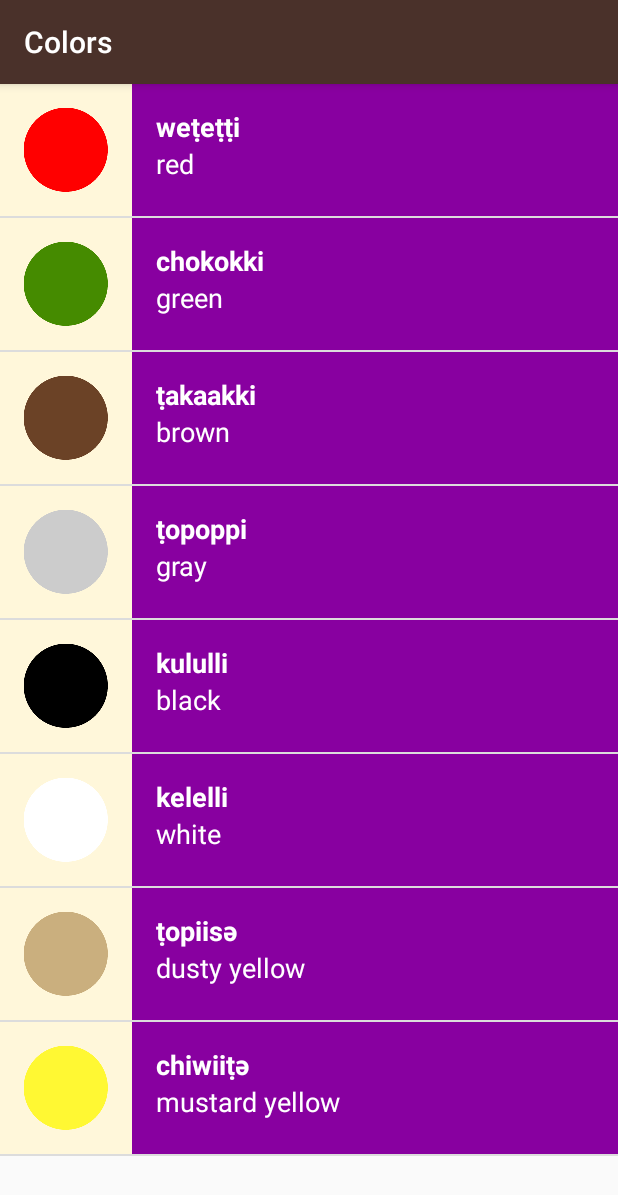
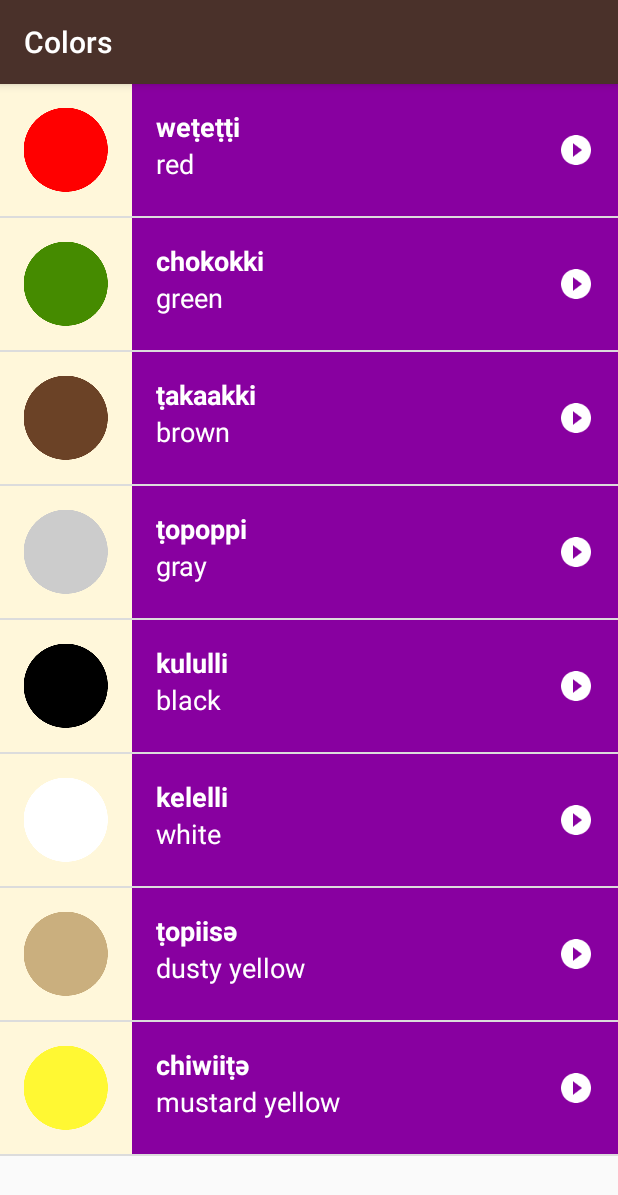
Before and after one commit to shahed21/Miwok, an Android app: the ColorsActivity screen opened directly, with no data from a screen before it, on a phone screen of 412 x 824 dp. Shown: the top 1195 px of the screen. Run offline under Robolectric (Android 15) with nearby library versions, the phone set to English and light mode, and no system bars.

Commit message:
Added Play Button
Signed-off-by: Shahed Rahim <shahed21@gmail.com>

```diff
--- a/app/src/main/res/layout/list_item.xml
+++ b/app/src/main/res/layout/list_item.xml
@@ -12,14 +12,20 @@
         android:id="@+id/word_icon"
         android:layout_width="@dimen/list_image_width"
         android:layout_height="@dimen/list_image_height"
+        android:contentDescription="@string/content_description_word_image"
         android:src="@mipmap/ic_launcher" />
 
     <LinearLayout
         android:id="@+id/text_container"
         android:layout_width="match_parent"
+        android:gravity="center"
+        android:layout_height="match_parent">
+        <LinearLayout
+            android:layout_width="0dp"
             android:layout_height="match_parent"
+            android:layout_weight="1"
             android:orientation="vertical"
-        android:paddingLeft="16dp">
+            android:paddingLeft="@dimen/activity_horizontal_padding">
 
             <TextView
                 android:id="@+id/miwok_text_view"
@@ -39,4 +45,12 @@
                 android:textAppearance="?android:textAppearanceMedium"
                 tools:text="one" />
         </LinearLayout>
+        <ImageView
+            android:id="@+id/play_button_icon"
+            android:layout_width="wrap_content"
+            android:layout_height="wrap_content"
+            android:contentDescription="@string/content_description_audio_button"
+            android:paddingRight="@dimen/activity_horizontal_padding"
+            android:src="@drawable/ic_play_button" />
     </LinearLayout>
+</LinearLayout>
--- a/app/src/main/res/values/dimens.xml
+++ b/app/src/main/res/values/dimens.xml
@@ -2,6 +2,10 @@
     <dimen name="list_item_height">88dp</dimen>
     <dimen name="list_image_height">88dp</dimen>
     <dimen name="list_image_width">88dp</dimen>
+    <dimen name="list_button_height">24dp</dimen>
+    <dimen name="list_button_width">24dp</dimen>
     <dimen name="activity_horizontal_margin">16dp</dimen>
     <dimen name="activity_vertical_margin">16dp</dimen>
+    <dimen name="activity_horizontal_padding">16dp</dimen>
+    <dimen name="activity_vertical_padding">16dp</dimen>
 </resources>
--- a/app/src/main/res/values/strings.xml
+++ b/app/src/main/res/values/strings.xml
@@ -13,4 +13,8 @@
 
     <!-- Category name for the vocabulary words for family members [CHAR LIMIT=20] -->
     <string name="category_family">Family Members</string>
+
+    <!--Content Descriptions of Images in list_item.xml-->
+    <string name="content_description_word_image">Word Image</string>
+    <string name="content_description_audio_button">Press to play</string>
 </resources>
```
Also changed, not shown: app/src/main/res/drawable-hdpi/ic_pause_button.png (added), app/src/main/res/drawable-hdpi/ic_play_button.png (added), app/src/main/res/drawable-mdpi/ic_pause_button.png (added), app/src/main/res/drawable-mdpi/ic_play_button.png (added), app/src/main/res/drawable-xhdpi/ic_pause_button.png (added), app/src/main/res/drawable-xhdpi/ic_play_button.png (added), app/src/main/res/drawable-xxhdpi/ic_pause_button.png (added), app/src/main/res/drawable-xxhdpi/ic_play_button.png (added), app/src/main/res/drawable-xxxhdpi/ic_pause_button.png (added), app/src/main/res/drawable-xxxhdpi/ic_play_button.png (added). Lines whose indentation alone changed are shown as unchanged.
